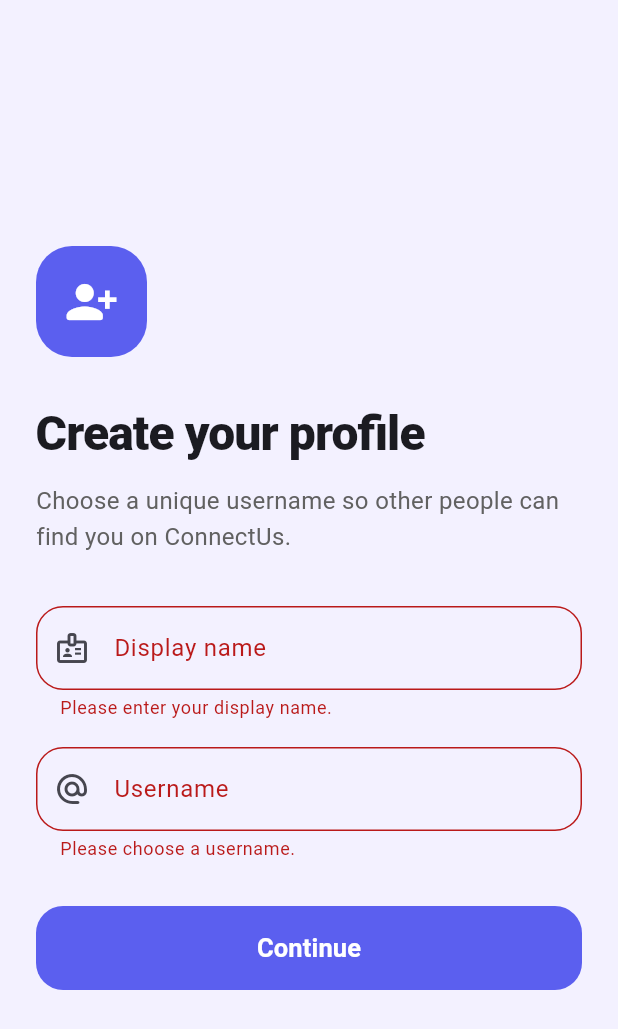
After one commit to Vedant2402/ConnectUs, a Flutter app: the UsernameSetupScreen screen opened directly, after a tap on "Continue", on a phone screen of 412 x 824 dp. The commit adds this screen. Shown: the top 1029 px of the screen. Run offline on Flutter 3.47's test engine with Material 3 defaults, Android fonts, the phone set to English and light mode, and no system bars; our stand-ins replace flutter_dotenv, supabase_flutter; missing offline and left inert: liquid_glass_widgets; accounts and stored records are empty.

Commit message:
Add user profile and username setup

```diff
--- a/connectus_app/lib/app/connect_us_app.dart
+++ b/connectus_app/lib/app/connect_us_app.dart
@@ -12,9 +12,7 @@ class ConnectUsApp extends StatelessWidget {
       title: 'ConnectUs',
       theme: ThemeData(
         useMaterial3: true,
-        colorScheme: ColorScheme.fromSeed(
-          seedColor: const Color(0xFF5B5FEF),
-        ),
+        colorScheme: ColorScheme.fromSeed(seedColor: const Color(0xFF5B5FEF)),
       ),
       home: const WelcomeScreen(),
     );
--- a/connectus_app/lib/features/authentication/presentation/login_screen.dart
+++ b/connectus_app/lib/features/authentication/presentation/login_screen.dart
@@ -1,8 +1,9 @@
 import 'package:flutter/material.dart';
 import 'package:supabase_flutter/supabase_flutter.dart';
 
+import '../../../core/widgets/login_success_popup.dart';
 import '../../conversations/presentation/home_screen.dart';
-import '../../../core/widgets/login_success_popup.dart';
+import '../../profile/presentation/username_setup_screen.dart';
 
 class LoginScreen extends StatefulWidget {
   const LoginScreen({super.key});
@@ -53,6 +54,18 @@ class _LoginScreenState extends State<LoginScreen> {
     return null;
   }
 
+  Future<bool> userHasUsername(String userId) async {
+    final profile = await Supabase.instance.client
+        .from('profiles')
+        .select('username')
+        .eq('id', userId)
+        .single();
+
+    final username = profile['username'] as String?;
+
+    return username != null && username.trim().isNotEmpty;
+  }
+
   Future<void> login() async {
     FocusScope.of(context).unfocus();
 
@@ -67,8 +80,7 @@ class _LoginScreenState extends State<LoginScreen> {
     });
 
     try {
-      final response =
-          await Supabase.instance.client.auth.signInWithPassword(
+      final response = await Supabase.instance.client.auth.signInWithPassword(
         email: emailController.text.trim(),
         password: passwordController.text,
       );
@@ -77,10 +89,16 @@ class _LoginScreenState extends State<LoginScreen> {
         return;
       }
 
-      if (response.user == null || response.session == null) {
-        throw const AuthException(
-          'Login failed. Please try again.',
-        );
+      final user = response.user;
+
+      if (user == null || response.session == null) {
+        throw const AuthException('Login failed. Please try again.');
+      }
+
+      final hasUsername = await userHasUsername(user.id);
+
+      if (!mounted) {
+        return;
       }
 
       await LoginSuccessPopup.show(context);
@@ -91,11 +109,23 @@ class _LoginScreenState extends State<LoginScreen> {
 
       Navigator.of(context).pushAndRemoveUntil(
         MaterialPageRoute(
-          builder: (context) => const HomeScreen(),
+          builder: (context) =>
+              hasUsername ? const HomeScreen() : const UsernameSetupScreen(),
         ),
         (route) => false,
       );
     } on AuthException catch (error) {
+      if (!mounted) {
+        return;
+      }
+
+      ScaffoldMessenger.of(context).showSnackBar(
+        SnackBar(
+          content: Text(error.message),
+          behavior: SnackBarBehavior.floating,
+        ),
+      );
+    } on PostgrestException catch (error) {
       if (!mounted) {
         return;
       }
@@ -113,9 +143,7 @@ class _LoginScreenState extends State<LoginScreen> {
 
       ScaffoldMessenger.of(context).showSnackBar(
         const SnackBar(
-          content: Text(
-            'Something went wrong. Please try again.',
-          ),
+          content: Text('Something went wrong. Please try again.'),
           behavior: SnackBarBehavior.floating,
         ),
       );
@@ -131,9 +159,7 @@ class _LoginScreenState extends State<LoginScreen> {
   void showPasswordResetMessage() {
     ScaffoldMessenger.of(context).showSnackBar(
       const SnackBar(
-        content: Text(
-          'Password reset will be added next.',
-        ),
+        content: Text('Password reset will be added next.'),
         behavior: SnackBarBehavior.floating,
       ),
     );
@@ -142,9 +168,7 @@ class _LoginScreenState extends State<LoginScreen> {
   @override
   Widget build(BuildContext context) {
     return Scaffold(
-      appBar: AppBar(
-        title: const Text('Log in'),
-      ),
+      appBar: AppBar(title: const Text('Log in')),
       body: SafeArea(
         child: SingleChildScrollView(
           padding: const EdgeInsets.all(24),
@@ -155,18 +179,12 @@ class _LoginScreenState extends State<LoginScreen> {
               children: [
                 const Text(
                   'Welcome back',
-                  style: TextStyle(
-                    fontSize: 32,
-                    fontWeight: FontWeight.w800,
-                  ),
+                  style: TextStyle(fontSize: 32, fontWeight: FontWeight.w800),
                 ),
                 const SizedBox(height: 8),
                 Text(
                   'Log in to continue your conversations.',
-                  style: TextStyle(
-                    fontSize: 16,
-                    color: Colors.grey.shade600,
-                  ),
+                  style: TextStyle(fontSize: 16, color: Colors.grey.shade600),
                 ),
                 const SizedBox(height: 32),
                 TextFormField(
@@ -177,9 +195,7 @@ class _LoginScreenState extends State<LoginScreen> {
                   validator: validateEmail,
                   decoration: InputDecoration(
                     labelText: 'Email address',
-                    prefixIcon: const Icon(
-                      Icons.email_outlined,
-                    ),
+                    prefixIcon: const Icon(Icons.email_outlined),
                     border: OutlineInputBorder(
                       borderRadius: BorderRadius.circular(16),
                     ),
@@ -194,9 +210,7 @@ class _LoginScreenState extends State<LoginScreen> {
                   onFieldSubmitted: (_) => login(),
                   decoration: InputDecoration(
                     labelText: 'Password',
-                    prefixIcon: const Icon(
-                      Icons.lock_outline,
-                    ),
+                    prefixIcon: const Icon(Icons.lock_outline),
                     suffixIcon: IconButton(
                       onPressed: () {
                         setState(() {
@@ -228,11 +242,9 @@ class _LoginScreenState extends State<LoginScreen> {
                   child: FilledButton(
                     onPressed: isLoading ? null : login,
                     style: FilledButton.styleFrom(
-                      backgroundColor:
-                          const Color(0xFF5B5FEF),
+                      backgroundColor: const Color(0xFF5B5FEF),
                       shape: RoundedRectangleBorder(
-                        borderRadius:
-                            BorderRadius.circular(18),
+                        borderRadius: BorderRadius.circular(18),
                       ),
                     ),
                     child: isLoading
@@ -255,14 +267,11 @@ class _LoginScreenState extends State<LoginScreen> {
                 ),
                 const SizedBox(height: 18),
                 Row(
-                  mainAxisAlignment:
-                      MainAxisAlignment.center,
+                  mainAxisAlignment: MainAxisAlignment.center,
                   children: [
                     Text(
                       'New to ConnectUs?',
-                      style: TextStyle(
-                        color: Colors.grey.shade600,
-                      ),
+                      style: TextStyle(color: Colors.grey.shade600),
                     ),
                     TextButton(
                       onPressed: () {
--- /dev/null
+++ b/connectus_app/lib/features/profile/presentation/username_setup_screen.dart
@@ -0,0 +1,260 @@
+import 'package:flutter/material.dart';
+import 'package:supabase_flutter/supabase_flutter.dart';
+
+import '../../conversations/presentation/home_screen.dart';
+
+class UsernameSetupScreen extends StatefulWidget {
+  const UsernameSetupScreen({super.key});
+
+  @override
+  State<UsernameSetupScreen> createState() => _UsernameSetupScreenState();
+}
+
+class _UsernameSetupScreenState extends State<UsernameSetupScreen> {
+  final formKey = GlobalKey<FormState>();
+
+  final usernameController = TextEditingController();
+  final displayNameController = TextEditingController();
+
+  bool isSaving = false;
+
+  @override
+  void dispose() {
+    usernameController.dispose();
+    displayNameController.dispose();
+    super.dispose();
+  }
+
+  String? validateUsername(String? value) {
+    final username = value?.trim() ?? '';
+
+    if (username.isEmpty) {
+      return 'Please choose a username.';
+    }
+
+    if (username.length < 3) {
+      return 'Username must contain at least 3 characters.';
+    }
+
+    if (username.length > 30) {
+      return 'Username cannot exceed 30 characters.';
+    }
+
+    final usernamePattern = RegExp(r'^[A-Za-z0-9_]+$');
+
+    if (!usernamePattern.hasMatch(username)) {
+      return 'Use only letters, numbers, and underscores.';
+    }
+
+    return null;
+  }
+
+  String? validateDisplayName(String? value) {
+    final displayName = value?.trim() ?? '';
+
+    if (displayName.isEmpty) {
+      return 'Please enter your display name.';
+    }
+
+    if (displayName.length > 50) {
+      return 'Display name cannot exceed 50 characters.';
+    }
+
+    return null;
+  }
+
+  Future<void> saveProfile() async {
+    FocusScope.of(context).unfocus();
+
+    final isValid = formKey.currentState?.validate() ?? false;
+
+    if (!isValid || isSaving) {
+      return;
+    }
+
+    final currentUser = Supabase.instance.client.auth.currentUser;
+
+    if (currentUser == null) {
+      ScaffoldMessenger.of(context).showSnackBar(
+        const SnackBar(
+          content: Text('Your session has expired. Please log in again.'),
+          behavior: SnackBarBehavior.floating,
+        ),
+      );
+      return;
+    }
+
+    setState(() {
+      isSaving = true;
+    });
+
+    try {
+      await Supabase.instance.client
+          .from('profiles')
+          .update({
+            'username': usernameController.text.trim(),
+            'display_name': displayNameController.text.trim(),
+          })
+          .eq('id', currentUser.id);
+
+      if (!mounted) {
+        return;
+      }
+
+      Navigator.of(context).pushAndRemoveUntil(
+        MaterialPageRoute(builder: (context) => const HomeScreen()),
+        (route) => false,
+      );
+    } on PostgrestException catch (error) {
+      if (!mounted) {
+        return;
+      }
+
+      final message = error.code == '23505'
+          ? 'That username is already taken.'
+          : error.message;
+
+      ScaffoldMessenger.of(context).showSnackBar(
+        SnackBar(content: Text(message), behavior: SnackBarBehavior.floating),
+      );
+    } catch (_) {
+      if (!mounted) {
+        return;
+      }
+
+      ScaffoldMessenger.of(context).showSnackBar(
+        const SnackBar(
+          content: Text('Unable to save your profile. Please try again.'),
+          behavior: SnackBarBehavior.floating,
+        ),
+      );
+    } finally {
+      if (mounted) {
+        setState(() {
+          isSaving = false;
+        });
+      }
+    }
+  }
+
+  @override
+  Widget build(BuildContext context) {
+    return Scaffold(
+      backgroundColor: const Color(0xFFF3F1FF),
+      body: SafeArea(
+        child: Center(
+          child: SingleChildScrollView(
+            padding: const EdgeInsets.all(24),
+            child: ConstrainedBox(
+              constraints: const BoxConstraints(maxWidth: 440),
+              child: Form(
+                key: formKey,
+                child: Column(
+                  crossAxisAlignment: CrossAxisAlignment.start,
+                  children: [
+                    Container(
+                      width: 74,
+                      height: 74,
+                      decoration: BoxDecoration(
+                        color: const Color(0xFF5B5FEF),
+                        borderRadius: BorderRadius.circular(24),
+                      ),
+                      child: const Icon(
+                        Icons.person_add_alt_1_rounded,
+                        size: 36,
+                        color: Colors.white,
+                      ),
+                    ),
+                    const SizedBox(height: 28),
+                    const Text(
+                      'Create your profile',
+                      style: TextStyle(
+                        fontSize: 32,
+                        fontWeight: FontWeight.w800,
+                        letterSpacing: -0.6,
+                      ),
+                    ),
+                    const SizedBox(height: 10),
+                    Text(
+                      'Choose a unique username so other people '
+                      'can find you on ConnectUs.',
+                      style: TextStyle(
+                        fontSize: 16,
+                        height: 1.5,
+                        color: Colors.grey.shade700,
+                      ),
+                    ),
+                    const SizedBox(height: 34),
+                    TextFormField(
+                      controller: displayNameController,
+                      textInputAction: TextInputAction.next,
+                      textCapitalization: TextCapitalization.words,
+                      validator: validateDisplayName,
+                      decoration: InputDecoration(
+                        labelText: 'Display name',
+                        hintText: 'Vedant Kankate',
+                        prefixIcon: const Icon(Icons.badge_outlined),
+                        border: OutlineInputBorder(
+                          borderRadius: BorderRadius.circular(18),
+                        ),
+                      ),
+                    ),
+                    const SizedBox(height: 18),
+                    TextFormField(
+                      controller: usernameController,
+                      textInputAction: TextInputAction.done,
+                      autocorrect: false,
+                      enableSuggestions: false,
+                      validator: validateUsername,
+                      onFieldSubmitted: (_) => saveProfile(),
+                      decoration: InputDecoration(
+                        labelText: 'Username',
+                        hintText: 'vedant2402',
+                        prefixText: '@',
+                        prefixIcon: const Icon(Icons.alternate_email_rounded),
+                        helperText: 'Letters, numbers, and underscores only.',
+                        border: OutlineInputBorder(
+                          borderRadius: BorderRadius.circular(18),
+                        ),
+                      ),
+                    ),
+                    const SizedBox(height: 30),
+                    SizedBox(
+                      width: double.infinity,
+                      height: 56,
+                      child: FilledButton(
+                        onPressed: isSaving ? null : saveProfile,
+                        style: FilledButton.styleFrom(
+                          backgroundColor: const Color(0xFF5B5FEF),
+                          shape: RoundedRectangleBorder(
+                            borderRadius: BorderRadius.circular(18),
+                          ),
+                        ),
+                        child: isSaving
+                            ? const SizedBox(
+                                width: 22,
+                                height: 22,
+                                child: CircularProgressIndicator(
+                                  strokeWidth: 2.5,
+                                  color: Colors.white,
+                                ),
+                              )
+                            : const Text(
+                                'Continue',
+                                style: TextStyle(
+                                  fontSize: 17,
+                                  fontWeight: FontWeight.w700,
+                                ),
+                              ),
+                      ),
+                    ),
+                  ],
+                ),
+              ),
+            ),
+          ),
+        ),
+      ),
+    );
+  }
+}
```
Also changed, not shown: connectus_app/lib/core/widgets/login_success_popup.dart (+20 -41 lines), connectus_app/lib/features/authentication/presentation/register_screen.dart (+9 -24 lines), connectus_app/lib/features/authentication/presentation/welcome_screen.dart (+4 -14 lines), connectus_app/lib/features/conversations/presentation/home_screen.dart (+20 -58 lines), connectus_app/lib/main.dart (+5 -14 lines).
